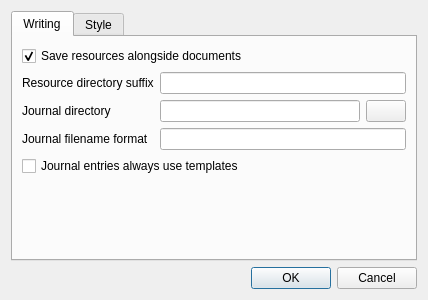
Qt form src/settingsdialog.ui (ec1oud/nettebook) before a commit.
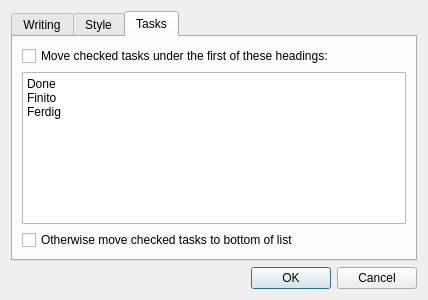
The same form after that commit. The open tabs and pages were chosen to show the change. Icons and pictures are not drawn. Custom widgets are drawn as their Qt base class.

Commit message: Add feature to automatically move "done" tasks down

The edit to the form file:
```diff
--- a/src/settingsdialog.ui
+++ b/src/settingsdialog.ui
@@ -6,7 +6,7 @@
    <rect>
     <x>0</x>
     <y>0</y>
-    <width>400</width>
+    <width>421</width>
     <height>300</height>
    </rect>
   </property>
@@ -116,6 +116,59 @@
        </item>
       </layout>
      </widget>
+     <widget class="QWidget" name="tasksTab">
+      <attribute name="title">
+       <string>Tasks</string>
+      </attribute>
+      <layout class="QVBoxLayout" name="verticalLayout_2">
+       <item>
+        <layout class="QHBoxLayout" name="horizontalLayout">
+         <item>
+          <widget class="QCheckBox" name="moveTasksUnderHeadingCB">
+           <property name="text">
+            <string>Move checked tasks under the first of these headings:</string>
+           </property>
+          </widget>
+         </item>
+        </layout>
+       </item>
+       <item>
+        <widget class="QPlainTextEdit" name="doneTasksHeadingsTE">
+         <property name="toolTip">
+          <string>You can specify the possible &quot;done&quot; task headings in order of preference, one per line.</string>
+         </property>
+         <property name="toolTipDuration">
+          <number>-7</number>
+         </property>
+         <property name="plainText">
+          <string>Done
+Finito
+Ferdig</string>
+         </property>
+        </widget>
+       </item>
+       <item>
+        <widget class="QCheckBox" name="moveTasksToBottomCB">
+         <property name="text">
+          <string>Otherwise move checked tasks to bottom of list</string>
+         </property>
+        </widget>
+       </item>
+       <item>
+        <spacer name="verticalSpacer">
+         <property name="orientation">
+          <enum>Qt::Vertical</enum>
+         </property>
+         <property name="sizeHint" stdset="0">
+          <size>
+           <width>20</width>
+           <height>40</height>
+          </size>
+         </property>
+        </spacer>
+       </item>
+      </layout>
+     </widget>
     </widget>
    </item>
    <item>
```
The commit also changes 6 other files.
